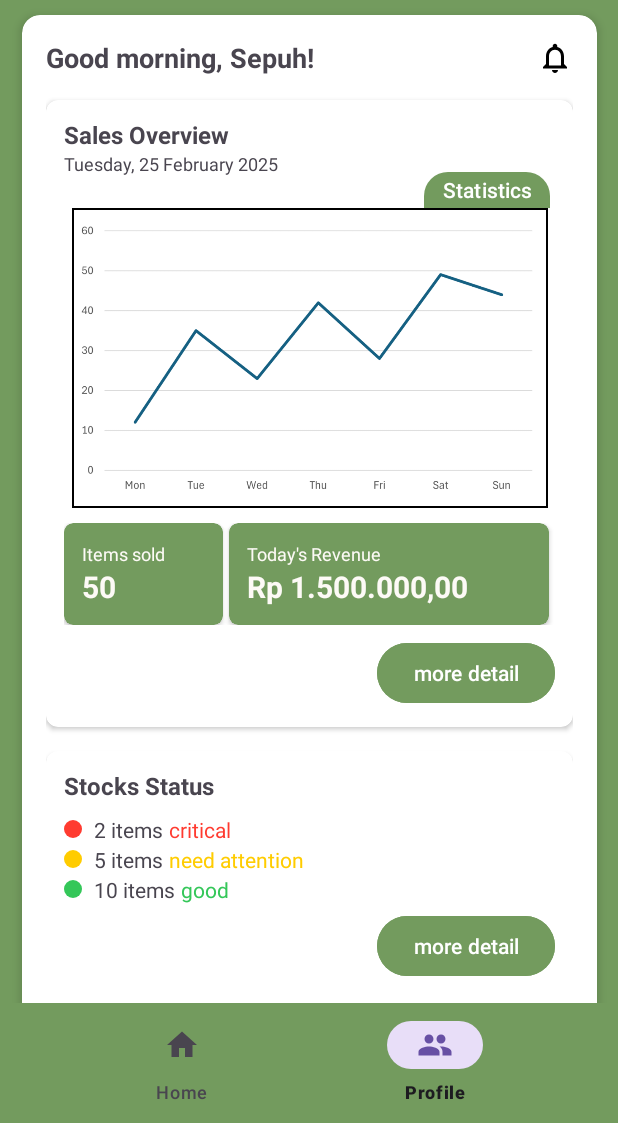
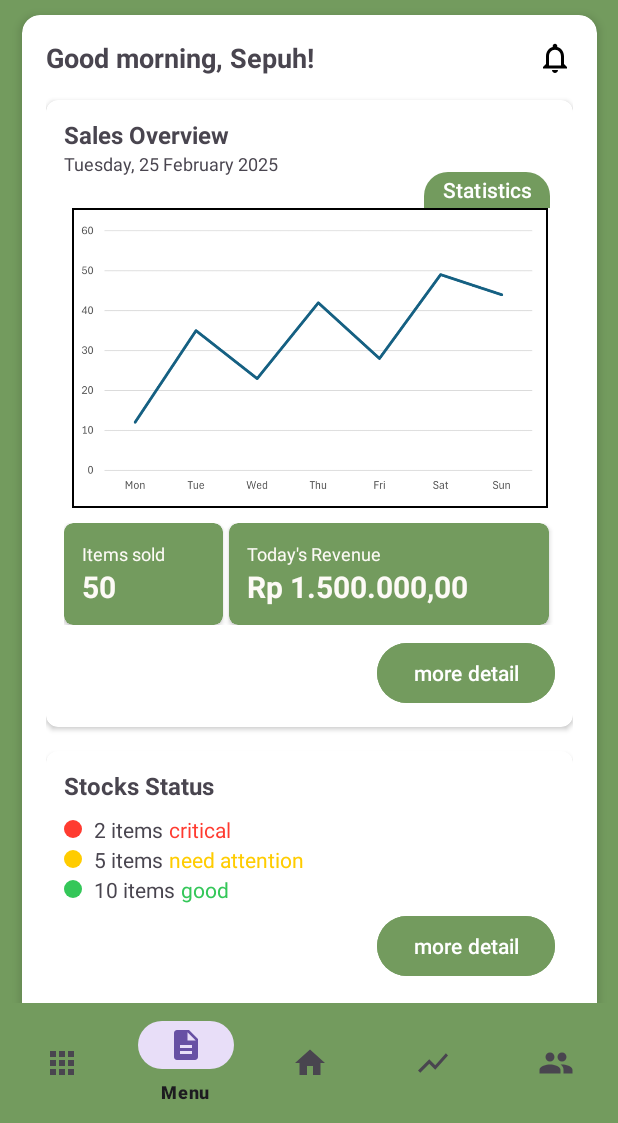
Before and after one commit to hoseawidjaja/Inviro, an Android app: the screen it shows after launch (MainActivity), item 2 of the bottom bar chosen, on a phone screen of 412 x 824 dp, the part 113-1236 px from its top. Run offline under Robolectric (Android 15) with nearby library versions, the phone set to English and light mode, and no system bars; 3 statements that could not run were skipped.

Commit message:
tambahin semua nav option nya

```diff
--- a/app/src/main/java/com/example/myapplication/MainActivity.kt
+++ b/app/src/main/java/com/example/myapplication/MainActivity.kt
@@ -34,6 +34,18 @@ class MainActivity : AppCompatActivity() {
                     Toast.makeText(this, "Profile Clicked", Toast.LENGTH_SHORT).show()
                     true
                 }
+                R.id.nav_report -> {
+                    Toast.makeText(this, "Report Clicked", Toast.LENGTH_SHORT).show()
+                    true
+                }
+                R.id.nav_stock -> {
+                    Toast.makeText(this, "Stock Clicked", Toast.LENGTH_SHORT).show()
+                    true
+                }
+                R.id.nav_menu -> {
+                    Toast.makeText(this, "Menu Clicked", Toast.LENGTH_SHORT).show()
+                    true
+                }
                 else -> false
             }
         }
--- a/app/src/main/res/menu/bottom_nav_menu.xml
+++ b/app/src/main/res/menu/bottom_nav_menu.xml
@@ -1,9 +1,21 @@
 <menu xmlns:android="http://schemas.android.com/apk/res/android">
+    <item
+        android:id="@+id/nav_stock"
+        android:icon="@drawable/ic_grid"
+        android:title="Stock" />
+    <item
+        android:id="@+id/nav_menu"
+        android:icon="@drawable/ic_document"
+        android:title="Menu" />
     <item
         android:id="@+id/nav_home"
         android:icon="@drawable/ic_home"
         android:title="Home" />
     <item
+        android:id="@+id/nav_report"
+        android:icon="@drawable/ic_chart"
+        android:title="Report"/>
+    <item
         android:id="@+id/nav_profile"
         android:icon="@drawable/ic_people"
         android:title="Profile" />
```
